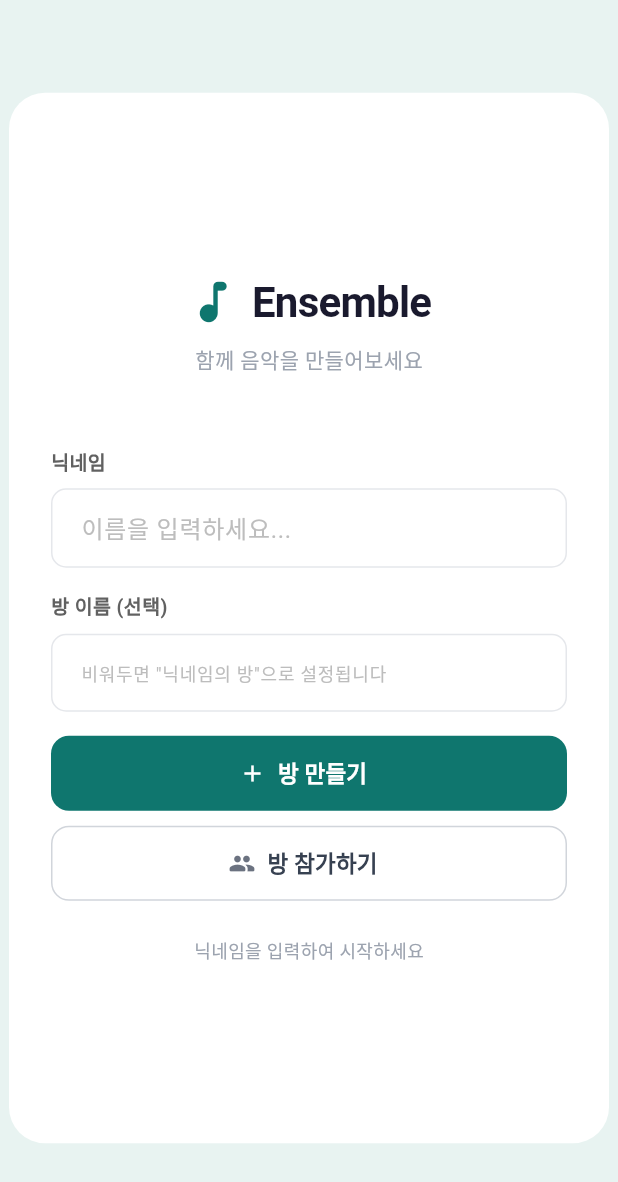
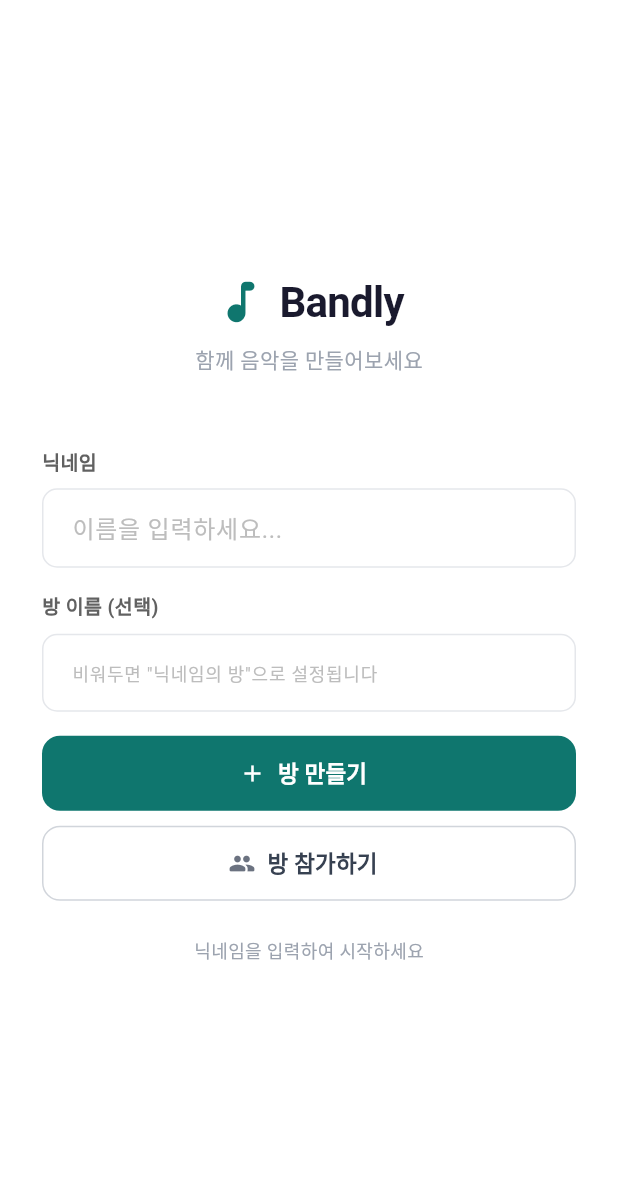
Before and after one commit to rlaalswo1222/EnsembleSync, a Flutter app: the screen it shows after launch, on a phone screen of 412 x 824 dp. Shown: the top 1182 px of the screen. Run offline on Flutter 3.47's test engine with Material 3 defaults, Android fonts, the phone set to English and light mode, and no system bars; our stand-ins replace audioplayers, file_picker, image_cropper, image_picker; missing offline and left inert: dart:html, pdfrx, pdfx; Roboto replaces fonts that are missing (Pretendard).

Commit message:
feat: 홈 화면 모바일 반응형 대응
모바일 화면에서는 흰 배경 전면 레이아웃을 쓰고, 키보드가 올라올 때
입력 폼이 넘치지 않도록 스크롤 처리를 추가한다.

- home_screen: isMobile 분기로 배경/여백/최대폭 조정
- widget_test: 모바일 뷰 기준 배경색·오버플로 검증 테스트로 교체

Co-Authored-By: Claude Opus 5 <noreply@anthropic.com>

```diff
--- a/lib/screens/home_screen.dart
+++ b/lib/screens/home_screen.dart
@@ -114,18 +114,37 @@ class _HomeScreenState extends State<HomeScreen>
   // ══════════════════════════════════════════════
   @override
   Widget build(BuildContext context) {
+    final isMobile = MediaQuery.sizeOf(context).width < 600;
+
     return Scaffold(
-      backgroundColor: const Color(0xFFE8F3F1),
-      body: SafeArea(
+      resizeToAvoidBottomInset: true,
+      backgroundColor: isMobile ? Colors.white : const Color(0xFFE8F3F1),
+      body: GestureDetector(
+        behavior: HitTestBehavior.opaque,
+        onTap: () => FocusManager.instance.primaryFocus?.unfocus(),
+        child: SafeArea(
           child: Center(
-          child: Container(
-            constraints: const BoxConstraints(maxWidth: 400),
-            height: MediaQuery.of(context).size.height * 0.85,
-            decoration: BoxDecoration(
+            child: ConstrainedBox(
+              constraints: BoxConstraints(
+                maxWidth: isMobile ? double.infinity : 400,
+              ),
+              child: ColoredBox(
                 color: Colors.white,
-              borderRadius: BorderRadius.circular(24),
+                child: LayoutBuilder(
+                  builder: (context, constraints) {
+                    const verticalPadding = 24.0;
+                    return SingleChildScrollView(
+                      keyboardDismissBehavior:
+                          ScrollViewKeyboardDismissBehavior.onDrag,
+                      padding: const EdgeInsets.symmetric(
+                        horizontal: 28,
+                        vertical: verticalPadding,
                       ),
-            padding: const EdgeInsets.symmetric(horizontal: 28),
+                      child: ConstrainedBox(
+                        constraints: BoxConstraints(
+                          minHeight:
+                              constraints.maxHeight - (verticalPadding * 2),
+                        ),
                         child: Column(
                           mainAxisAlignment: MainAxisAlignment.center,
                           children: [
@@ -133,10 +152,11 @@ class _HomeScreenState extends State<HomeScreen>
                             const Row(
                               mainAxisAlignment: MainAxisAlignment.center,
                               children: [
-                    Icon(Icons.music_note_rounded, color: _primary, size: 36),
+                                Icon(Icons.music_note_rounded,
+                                    color: _primary, size: 36),
                                 SizedBox(width: 8),
                                 Text(
-                      'Ensemble',
+                                  'Bandly',
                                   style: TextStyle(
                                     fontSize: 28,
                                     fontWeight: FontWeight.bold,
@@ -149,7 +169,10 @@ class _HomeScreenState extends State<HomeScreen>
                             const SizedBox(height: 8),
                             const Text(
                               '함께 음악을 만들어보세요',
-                  style: TextStyle(fontSize: 14, color: Color(0xFF9CA3AF)),
+                              style: TextStyle(
+                                fontSize: 14,
+                                color: Color(0xFF9CA3AF),
+                              ),
                             ),
                             const SizedBox(height: 48),
 
@@ -178,22 +201,27 @@ class _HomeScreenState extends State<HomeScreen>
                                 textInputAction: TextInputAction.done,
                                 decoration: InputDecoration(
                                   hintText: '이름을 입력하세요...',
-                      hintStyle: const TextStyle(color: Color(0xFFBDBDBD)),
+                                  hintStyle:
+                                      const TextStyle(color: Color(0xFFBDBDBD)),
                                   counterText: '',
                                   contentPadding: const EdgeInsets.symmetric(
                                       horizontal: 16, vertical: 14),
                                   border: OutlineInputBorder(
                                     borderRadius: BorderRadius.circular(10),
-                        borderSide: const BorderSide(color: Color(0xFFE5E7EB)),
+                                    borderSide: const BorderSide(
+                                        color: Color(0xFFE5E7EB)),
                                   ),
                                   enabledBorder: OutlineInputBorder(
                                     borderRadius: BorderRadius.circular(10),
-                        borderSide: const BorderSide(color: Color(0xFFE5E7EB)),
+                                    borderSide: const BorderSide(
+                                        color: Color(0xFFE5E7EB)),
                                   ),
                                   focusedBorder: OutlineInputBorder(
                                     borderRadius: BorderRadius.circular(10),
-                        borderSide:
-                            const BorderSide(color: _primary, width: 1.5),
+                                    borderSide: const BorderSide(
+                                      color: _primary,
+                                      width: 1.5,
+                                    ),
                                   ),
                                 ),
                               ),
@@ -219,22 +247,27 @@ class _HomeScreenState extends State<HomeScreen>
                               textInputAction: TextInputAction.done,
                               decoration: InputDecoration(
                                 hintText: '비워두면 "닉네임의 방"으로 설정됩니다',
-                    hintStyle:
-                        const TextStyle(color: Color(0xFFBDBDBD), fontSize: 12),
+                                hintStyle: const TextStyle(
+                                    color: Color(0xFFBDBDBD), fontSize: 12),
                                 counterText: '',
                                 contentPadding: const EdgeInsets.symmetric(
                                     horizontal: 16, vertical: 14),
                                 border: OutlineInputBorder(
                                   borderRadius: BorderRadius.circular(10),
-                      borderSide: const BorderSide(color: Color(0xFFE5E7EB)),
+                                  borderSide: const BorderSide(
+                                      color: Color(0xFFE5E7EB)),
                                 ),
                                 enabledBorder: OutlineInputBorder(
                                   borderRadius: BorderRadius.circular(10),
-                      borderSide: const BorderSide(color: Color(0xFFE5E7EB)),
+                                  borderSide: const BorderSide(
+                                      color: Color(0xFFE5E7EB)),
                                 ),
                                 focusedBorder: OutlineInputBorder(
                                   borderRadius: BorderRadius.circular(10),
-                      borderSide: const BorderSide(color: _primary, width: 1.5),
+                                  borderSide: const BorderSide(
+                                    color: _primary,
+                                    width: 1.5,
+                                  ),
                                 ),
                               ),
                             ),
@@ -248,7 +281,8 @@ class _HomeScreenState extends State<HomeScreen>
                                 onPressed: _isLoading ? null : _onCreateRoom,
                                 style: FilledButton.styleFrom(
                                   backgroundColor: _primary,
-                      disabledBackgroundColor: const Color(0xFFD1D5DB),
+                                  disabledBackgroundColor:
+                                      const Color(0xFFD1D5DB),
                                   shape: RoundedRectangleBorder(
                                     borderRadius: BorderRadius.circular(12),
                                   ),
@@ -258,13 +292,15 @@ class _HomeScreenState extends State<HomeScreen>
                                         width: 18,
                                         height: 18,
                                         child: CircularProgressIndicator(
-                                strokeWidth: 2, color: Colors.white),
+                                            strokeWidth: 2,
+                                            color: Colors.white),
                                       )
                                     : const Icon(Icons.add, size: 18),
                                 label: Text(
                                   _isLoading ? '생성 중...' : '방 만들기',
                                   style: const TextStyle(
-                          fontSize: 15, fontWeight: FontWeight.w600),
+                                      fontSize: 15,
+                                      fontWeight: FontWeight.w600),
                                 ),
                               ),
                             ),
@@ -277,7 +313,8 @@ class _HomeScreenState extends State<HomeScreen>
                               child: OutlinedButton.icon(
                                 onPressed: _onJoinRoom,
                                 style: OutlinedButton.styleFrom(
-                      side: const BorderSide(color: Color(0xFFD1D5DB)),
+                                  side: const BorderSide(
+                                      color: Color(0xFFD1D5DB)),
                                   shape: RoundedRectangleBorder(
                                     borderRadius: BorderRadius.circular(12),
                                   ),
@@ -302,10 +339,19 @@ class _HomeScreenState extends State<HomeScreen>
                               duration: const Duration(milliseconds: 200),
                               child: const Text(
                                 '닉네임을 입력하여 시작하세요',
-                    style: TextStyle(fontSize: 12, color: Color(0xFF9CA3AF)),
+                                style: TextStyle(
+                                  fontSize: 12,
+                                  color: Color(0xFF9CA3AF),
+                                ),
                               ),
                             ),
                           ],
+                        ),
+                      ),
+                    );
+                  },
+                ),
+              ),
             ),
           ),
         ),
```
Also changed, not shown: 1 other file. Lines whose indentation alone changed are shown as unchanged.
